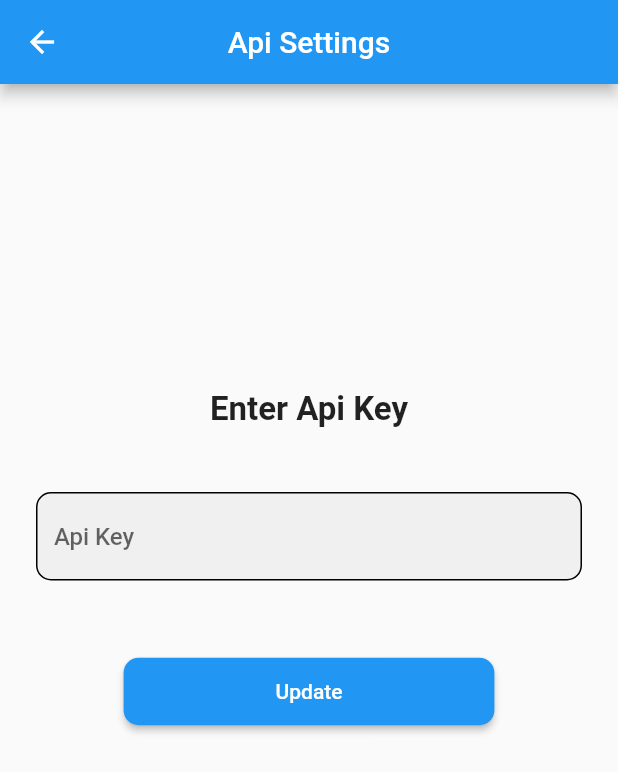
After one commit to AbdulRehman421/eorderbook001, a Flutter app: the ApiSettings screen opened directly, on a phone screen of 412 x 824 dp. The commit adds this screen. Shown: the top 772 px of the screen. Run offline on Flutter 3.47's test engine with Material 2 defaults, Android fonts, the phone set to English and light mode, and no system bars; our stand-ins replace file_picker, firebase_core, firebase_database, fluttertoast, hive, image_cropper and 11 more; missing offline and left inert: autocomplete_textfield_ns, image_picker_for_web, shared_preferences_web; accounts and stored records are empty; project files that could hold a hidden picture were left out.

Commit message:
2nd upload

```diff
--- a/lib/login/login_view.dart
+++ b/lib/login/login_view.dart
@@ -6,8 +6,10 @@ import 'package:flutter/material.dart';
 import 'package:shared_preferences/shared_preferences.dart';
 import 'package:stacked/stacked.dart';
 
+import '../Firebase/firebase_options.dart';
 import '../Invoices/InvoicesList.dart';
 import '../Utils/db.dart';
+import '../models/settings.dart';
 
 class LoginView extends StatefulWidget {
   const LoginView({Key? key}) : super(key: key);
@@ -116,6 +118,11 @@ class _LoginViewState extends State<LoginView> {
                   await viewModel.sync(context);
                   getData();
                 }, icon: Icon(Icons.sync)),
+                actions: [
+                  IconButton(onPressed: () {
+                    Navigator.push(context, MaterialPageRoute(builder: (context) => ApiSettings(),));
+                  }, icon: Icon(Icons.settings))
+                ],
               ),
               body: Center(
                 child: ListView(
--- /dev/null
+++ b/lib/models/settings.dart
@@ -0,0 +1,80 @@
+import 'package:Mini_Bill/Invoices/InvoicesList.dart';
+import 'package:Mini_Bill/LoginPage.dart';
+import 'package:Mini_Bill/Utils/extensions.dart';
+import 'package:Mini_Bill/Widgets/custom_textfield.dart';
+import 'package:flutter/cupertino.dart';
+import 'package:flutter/material.dart';
+
+import '../Widgets/custom_button.dart';
+import '../login/login_view.dart';
+
+class ApiSettings extends StatefulWidget {
+
+  @override
+  State<ApiSettings> createState() => _ApiSettingsState();
+}
+
+class _ApiSettingsState extends State<ApiSettings> {
+  TextEditingController apiController = TextEditingController();
+  // TextEditingController secretController = TextEditingController();
+  @override
+  void dispose() {
+    apiController.dispose();
+    super.dispose();
+  }
+ // static const var apiUrl = apiUrl;
+  @override
+  Widget build(BuildContext context) {
+    return Scaffold(
+      appBar: AppBar(
+        title: Text('Api Settings'),
+        centerTitle: true,
+      ),
+      body: Center(
+        child: ListView(
+          padding: EdgeInsets.all(24),
+          children: [
+            SizedBox(height: 180),
+            Center(
+              child: const Text(
+                "Enter Api Key",
+                style: TextStyle(
+                  fontSize: 22,
+                  fontWeight: FontWeight.bold,
+                ),
+              ),
+            ),
+            const SizedBox(height: 42),
+            CustomTextField(
+              controller: apiController,
+              hintText: 'Api Key',
+            ) ,
+            const SizedBox(height: 20),
+
+
+            // CustomTextField(
+            //   controller: secretController,
+            //   hintText: 'Password',
+            //   obscureText: true,
+            // ),
+            const SizedBox(height: 30),
+            Column(
+              children: [
+                CustomButton(
+                    onPressed: ()  {
+                      String apiUrl = apiController.text;
+                      Navigator.push(context, MaterialPageRoute(builder: (context) => LoginView(),));
+                    },
+                    width: context.width * 0.6,
+                    height: 45,
+                    child: const Text("Update")),
+                const SizedBox(height: 10),
+
+              ],
+            ),
+          ],
+        ),
+      )
+    );
+  }
+}
--- a/pubspec.yaml
+++ b/pubspec.yaml
@@ -49,7 +49,6 @@ flutter:
   uses-material-design: true
   assets:
     - assets/
-    - assets/db/
     - assets/font/
   fonts:
     - family: Roboto
```
Also changed, not shown: lib/Customer/SelectCustomer.dart (+19 -16 lines), lib/Invoices/InvoicesList.dart (+16 -15 lines), lib/Products/ReSelectProducts.dart (+11 -7 lines), lib/Products/SelectProducts.dart (+76 -6 lines), pubspec.lock, 4 other files.
